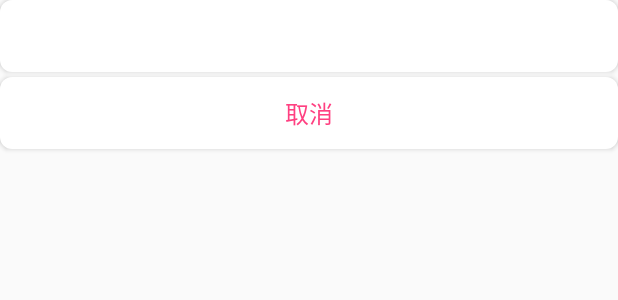
After one commit to wjcjava/TMSApp, an Android app: the layout phone_dialog.xml on its own in the app's theme, with its tools: preview values and no code run, on a phone screen of 412 x 824 dp. The commit adds this screen. Shown: the top 300 px of the screen. Run offline under Robolectric (Android 15) with nearby library versions, the phone set to English and light mode, and no system bars.

Commit message:
物流追踪号码可拨打

```diff
--- a/app/src/main/AndroidManifest.xml
+++ b/app/src/main/AndroidManifest.xml
@@ -3,6 +3,7 @@
     xmlns:tools="http://schemas.android.com/tools"
     package="e.hanglungdemo">
     <uses-permission android:name="android.permission.CALL_PHONE"/>
+    <uses-permission android:name="android.permission.READ_PHONE_STATE" />
     <uses-permission android:name="android.permission.READ_EXTERNAL_STORAGE" />
     <uses-permission android:name="android.permission.WRITE_EXTERNAL_STORAGE" />
     <uses-permission android:name="android.permission.CAMERA" />
--- a/app/src/main/res/layout/item_trace.xml
+++ b/app/src/main/res/layout/item_trace.xml
@@ -87,12 +87,11 @@
             android:layout_height="wrap_content"
             android:layout_below="@id/tvAcceptTime"
             android:layout_marginLeft="@dimen/comment_5_dip"
-            android:autoLink="phone"
             android:layout_marginTop="@dimen/comment_5_dip"
             android:layout_toRightOf="@id/iv_AcceptStation"
             android:text="在湖南隆回县公司进行到件扫描"
             android:textColor="@color/black"
-            android:textSize="@dimen/comment_12_size" />
+             />
 
         <ImageView
             android:id="@+id/iv_goods"
--- /dev/null
+++ b/app/src/main/res/layout/phone_dialog.xml
@@ -0,0 +1,29 @@
+<?xml version="1.0" encoding="utf-8"?>
+<LinearLayout
+    xmlns:android="http://schemas.android.com/apk/res/android" android:layout_width="match_parent"
+    android:layout_height="match_parent"
+    android:orientation="vertical">
+    <Button
+        android:id="@+id/bt_callPhone"
+        android:textColor="@color/colorAccent"
+        android:layout_width="match_parent"
+        android:layout_height="wrap_content"
+        android:background="@drawable/photo_choose_none_radius"
+        android:paddingBottom="10dip"
+        android:paddingTop="10dip"
+        android:textSize="16sp" />
+
+
+    <Button
+        android:id="@+id/bt_dissmess"
+        android:layout_width="match_parent"
+        android:layout_height="wrap_content"
+        android:layout_marginTop="3dip"
+        android:background="@drawable/photo_choose_none_radius"
+        android:paddingBottom="10dip"
+        android:paddingTop="10dip"
+        android:text="取消"
+        android:textColor="@color/colorAccent"
+        android:textSize="16sp" />
+
+</LinearLayout>
```
Also changed, not shown: app/src/main/java/e/hanglungdemo/view/adapter/TraceListAdapter.java (+52 -10 lines).
